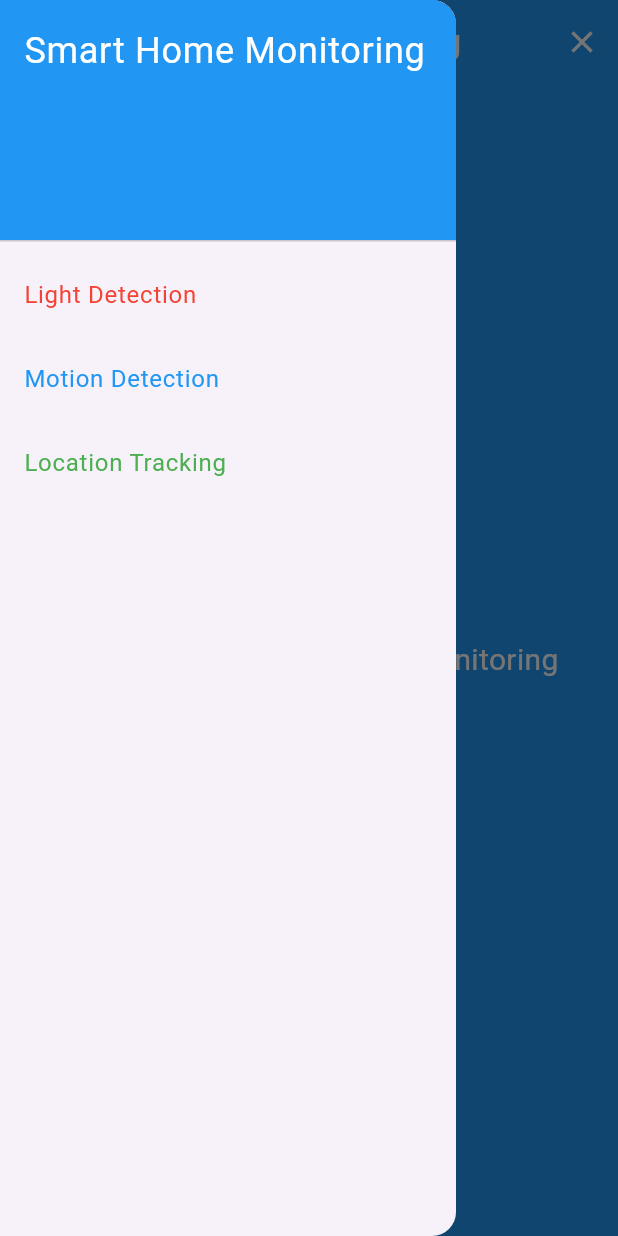
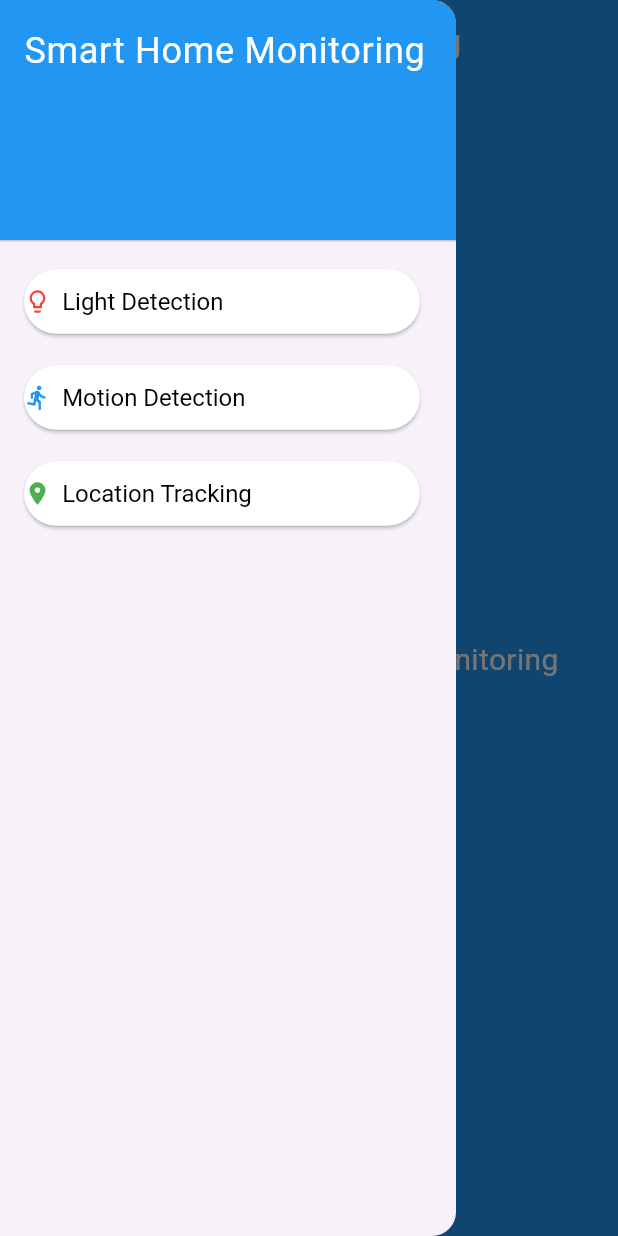
Before and after one commit to mantoinette/mantoinette-smart_home_mornitoring, a Flutter app: the screen it shows after launch, with the side drawer open, on a phone screen of 412 x 824 dp. Run offline on Flutter 3.47's test engine with Material 3 defaults, Android fonts, the phone set to English and light mode, and no system bars; our stand-ins replace charts_flutter, flutter_local_notifications, geocoding, geolocator, google_maps_flutter, sensors_plus; missing offline and left inert: light.

Commit message:
initial commit

```diff
--- a/lib/home_screen.dart
+++ b/lib/home_screen.dart
@@ -15,15 +15,7 @@ class _HomeScreenState extends State<HomeScreen> {
       appBar: AppBar(
         title: Text('Smart Home Monitoring', style: TextStyle(color: Colors.white)),
         backgroundColor: Colors.blue,
-        iconTheme: IconThemeData(color: Colors.white), // Change icon color to white
-        actions: [
-          IconButton(
-            icon: Icon(Icons.clear, color: Colors.white),
-            onPressed: () {
-              // Add your onPressed code here
-            },
-          ),
-        ],
+        iconTheme: IconThemeData(color: Colors.white),
       ),
       drawer: Drawer(
         child: ListView(
@@ -39,31 +31,58 @@ class _HomeScreenState extends State<HomeScreen> {
               ),
             ),
             ListTile(
-              title: Text('Light Detection', style: TextStyle(color: Colors.red)),
-              onTap: () {
+              title: ElevatedButton.icon(
+                onPressed: () {
                   Navigator.push(
                     context,
                     MaterialPageRoute(builder: (context) => LightDetectionScreen()),
                   );
                 },
+                icon: Icon(Icons.lightbulb_outline, color: Colors.red),
+                label: Text('Light Detection'),
+                style: ElevatedButton.styleFrom(
+                  foregroundColor: Colors.black, backgroundColor: Colors.white,
+                  padding: EdgeInsets.symmetric(vertical: 12),
+                  textStyle: TextStyle(fontSize: 16),
+                  alignment: Alignment.centerLeft,
+                ),
+              ),
             ),
             ListTile(
-              title: Text('Motion Detection', style: TextStyle(color: Colors.blue)),
-              onTap: () {
+              title: ElevatedButton.icon(
+                onPressed: () {
                   Navigator.push(
                     context,
                     MaterialPageRoute(builder: (context) => MotionDetectionScreen()),
                   );
                 },
+                icon: Icon(Icons.directions_run, color: Colors.blue),
+                label: Text('Motion Detection'),
+                style: ElevatedButton.styleFrom(
+                  foregroundColor: Colors.black, backgroundColor: Colors.white,
+                  padding: EdgeInsets.symmetric(vertical: 12),
+                  textStyle: TextStyle(fontSize: 16),
+                  alignment: Alignment.centerLeft,
+                ),
+              ),
             ),
             ListTile(
-              title: Text('Location Tracking', style: TextStyle(color: Colors.green)),
-              onTap: () {
+              title: ElevatedButton.icon(
+                onPressed: () {
                   Navigator.push(
                     context,
                     MaterialPageRoute(builder: (context) => LocationTrackingScreen()),
                   );
                 },
+                icon: Icon(Icons.location_on, color: Colors.green),
+                label: Text('Location Tracking'),
+                style: ElevatedButton.styleFrom(
+                  foregroundColor: Colors.black, backgroundColor: Colors.white,
+                  padding: EdgeInsets.symmetric(vertical: 12),
+                  textStyle: TextStyle(fontSize: 16),
+                  alignment: Alignment.centerLeft,
+                ),
+              ),
             ),
           ],
         ),
```
Also changed, not shown: assets/anto.jpg (added). Lines whose indentation alone changed are shown as unchanged.
